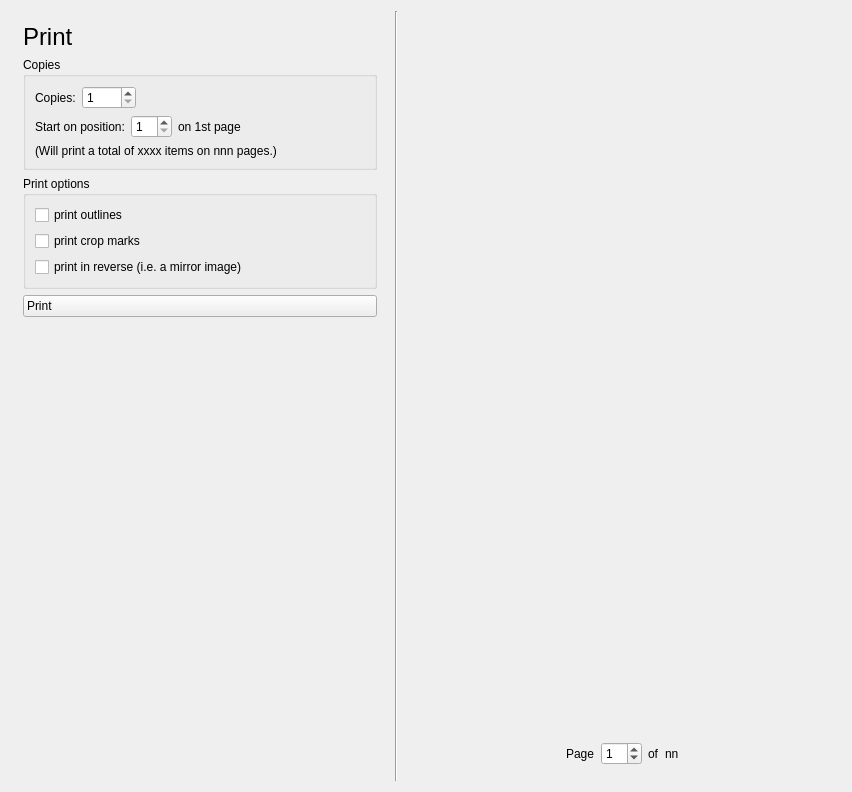
This is glabels/ui/PrintView.ui in jimevins/glabels-qt as Qt 5 draws it before an edit. The edited form follows.
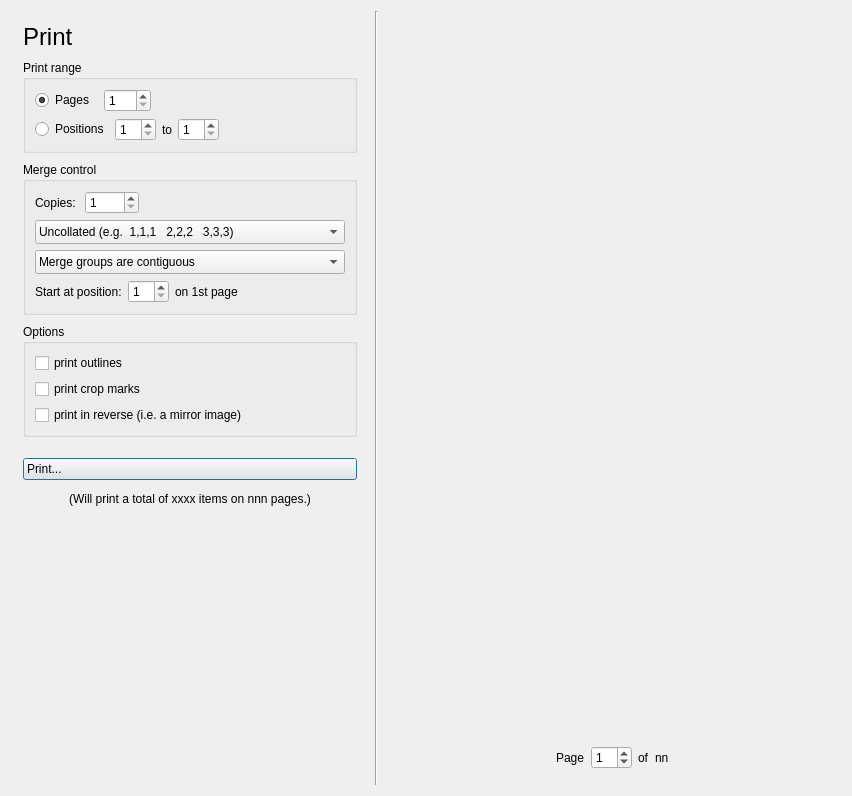
This is the edited form. Icons and pictures are not drawn. Custom widgets are drawn as their Qt base class.

Patch:
```diff
--- a/glabels/ui/PrintView.ui
+++ b/glabels/ui/PrintView.ui
@@ -7,7 +7,7 @@
     <x>0</x>
     <y>0</y>
     <width>852</width>
-    <height>792</height>
+    <height>796</height>
    </rect>
   </property>
   <property name="sizePolicy">
@@ -22,6 +22,9 @@
   <layout class="QHBoxLayout" name="horizontalLayout" stretch="0,0,1">
    <item>
     <layout class="QVBoxLayout" name="verticalLayout_2">
+     <property name="spacing">
+      <number>9</number>
+     </property>
      <property name="sizeConstraint">
       <enum>QLayout::SetDefaultConstraint</enum>
      </property>
@@ -71,22 +74,25 @@
         </size>
        </property>
        <property name="title">
-        <string>Copies</string>
+        <string>Print range</string>
        </property>
        <layout class="QVBoxLayout" name="verticalLayout_4">
         <item>
          <layout class="QHBoxLayout" name="horizontalLayout_5">
+          <property name="spacing">
+           <number>9</number>
+          </property>
           <item>
-           <widget class="QLabel" name="label_4">
-            <property name="sizePolicy">
-             <sizepolicy hsizetype="Minimum" vsizetype="Preferred">
-              <horstretch>0</horstretch>
-              <verstretch>0</verstretch>
-             </sizepolicy>
-            </property>
+           <widget class="QRadioButton" name="printRangePagesRadio">
             <property name="text">
-             <string>Copies:</string>
+             <string>Pages</string>
             </property>
+            <property name="checked">
+             <bool>true</bool>
+            </property>
+            <attribute name="buttonGroup">
+             <string notr="true">buttonGroup</string>
+            </attribute>
            </widget>
           </item>
           <item>
@@ -101,7 +107,7 @@
              <number>1</number>
             </property>
             <property name="maximum">
-             <number>9999</number>
+             <number>250</number>
             </property>
            </widget>
           </item>
@@ -121,6 +127,75 @@
          </layout>
         </item>
         <item>
+         <layout class="QHBoxLayout" name="horizontalLayout_3">
+          <item>
+           <widget class="QRadioButton" name="printRangePositionsRadio">
+            <property name="text">
+             <string>Positions</string>
+            </property>
+            <attribute name="buttonGroup">
+             <string notr="true">buttonGroup</string>
+            </attribute>
+           </widget>
+          </item>
+          <item>
+           <widget class="QSpinBox" name="printRangeStartPositionSpin">
+            <property name="sizePolicy">
+             <sizepolicy hsizetype="Preferred" vsizetype="Fixed">
+              <horstretch>0</horstretch>
+              <verstretch>0</verstretch>
+             </sizepolicy>
+            </property>
+            <property name="minimum">
+             <number>1</number>
+            </property>
+           </widget>
+          </item>
+          <item>
+           <widget class="QLabel" name="label_4">
+            <property name="text">
+             <string>to</string>
+            </property>
+           </widget>
+          </item>
+          <item>
+           <widget class="QSpinBox" name="printRangeLastPositionSpin">
+            <property name="sizePolicy">
+             <sizepolicy hsizetype="Preferred" vsizetype="Fixed">
+              <horstretch>0</horstretch>
+              <verstretch>0</verstretch>
+             </sizepolicy>
+            </property>
+            <property name="minimum">
+             <number>1</number>
+            </property>
+           </widget>
+          </item>
+          <item>
+           <spacer name="horizontalSpacer_6">
+            <property name="orientation">
+             <enum>Qt::Horizontal</enum>
+            </property>
+            <property name="sizeHint" stdset="0">
+             <size>
+              <width>40</width>
+              <height>20</height>
+             </size>
+            </property>
+           </spacer>
+          </item>
+         </layout>
+        </item>
+       </layout>
+      </widget>
+     </item>
+     <item>
+      <widget class="QGroupBox" name="mergeBox">
+       <property name="title">
+        <string>Merge control</string>
+       </property>
+       <layout class="QGridLayout" name="gridLayout">
+        <item row="13" column="0">
          <layout class="QHBoxLayout" name="horizontalLayout_4">
           <item>
            <widget class="QLabel" name="label_2">
@@ -131,7 +206,7 @@
              </sizepolicy>
             </property>
             <property name="text">
-             <string>Start on position:</string>
+             <string>Start at position:</string>
             </property>
            </widget>
           </item>
@@ -176,29 +251,105 @@
           </item>
          </layout>
         </item>
-        <item>
-         <layout class="QHBoxLayout" name="horizontalLayout_7">
+        <item row="0" column="0">
+         <layout class="QHBoxLayout" name="horizontalLayout_2">
+          <property name="spacing">
+           <number>9</number>
+          </property>
           <item>
-           <widget class="QLabel" name="copiesDescriptionLabel">
-            <property name="sizePolicy">
-             <sizepolicy hsizetype="MinimumExpanding" vsizetype="Preferred">
-              <horstretch>0</horstretch>
-              <verstretch>0</verstretch>
-             </sizepolicy>
+           <widget class="QLabel" name="label">
+            <property name="text">
+             <string>Copies:</string>
             </property>
-            <property name="minimumSize">
+           </widget>
+          </item>
+          <item>
+           <widget class="QSpinBox" name="mergeCopiesSpin">
+            <property name="minimum">
+             <number>1</number>
+            </property>
+            <property name="maximum">
+             <number>9999</number>
+            </property>
+           </widget>
+          </item>
+          <item>
+           <spacer name="horizontalSpacer_3">
+            <property name="orientation">
+             <enum>Qt::Horizontal</enum>
+            </property>
+            <property name="sizeHint" stdset="0">
              <size>
-              <width>330</width>
-              <height>0</height>
+              <width>40</width>
+              <height>20</height>
              </size>
             </property>
-            <property name="text">
-             <string notr="true">(Will print a total of xxxx items on nnn pages.)        </string>
-            </property>
-           </widget>
+           </spacer>
           </item>
          </layout>
         </item>
+        <item row="1" column="0">
+         <widget class="QComboBox" name="mergeCollateCombo">
+          <property name="styleSheet">
+           <string notr="true">text-align:left; padding:3px;</string>
+          </property>
+          <property name="iconSize">
+           <size>
+            <width>32</width>
+            <height>32</height>
+           </size>
+          </property>
+          <item>
+           <property name="text">
+            <string>Uncollated (e.g.  1,1,1   2,2,2   3,3,3)</string>
+           </property>
+           <property name="icon">
+            <iconset resource="../icons.qrc">
+             <normaloff>:/icons/flat/32x32/glabels-uncollated.svg</normaloff>:/icons/flat/32x32/glabels-uncollated.svg</iconset>
+           </property>
+          </item>
+          <item>
+           <property name="text">
+            <string>Collated   (e.g.  1,2,3   1,2,3   1,2,3)</string>
+           </property>
+           <property name="icon">
+            <iconset resource="../icons.qrc">
+             <normaloff>:/icons/flat/32x32/glabels-collated.svg</normaloff>:/icons/flat/32x32/glabels-collated.svg</iconset>
+           </property>
+          </item>
+         </widget>
+        </item>
+        <item row="2" column="0">
+         <widget class="QComboBox" name="mergeGroupCombo">
+          <property name="styleSheet">
+           <string notr="true">text-align:left; padding:3px;</string>
+          </property>
+          <property name="iconSize">
+           <size>
+            <width>32</width>
+            <height>32</height>
+           </size>
+          </property>
+          <item>
+           <property name="text">
+            <string>Merge groups are contiguous</string>
+           </property>
+           <property name="icon">
+            <iconset resource="../icons.qrc">
+             <normaloff>:/icons/flat/32x32/glabels-merge-group-contiguous.svg</normaloff>:/icons/flat/32x32/glabels-merge-group-contiguous.svg</iconset>
+           </property>
+          </item>
+          <item>
+           <property name="text">
+            <string>Merge groups start on a new page</string>
+           </property>
+           <property name="icon">
+            <iconset resource="../icons.qrc">
+             <normaloff>:/icons/flat/32x32/glabels-merge-group-page.svg</normaloff>:/icons/flat/32x32/glabels-merge-group-page.svg</iconset>
+           </property>
+          </item>
+         </widget>
+        </item>
        </layout>
       </widget>
      </item>
@@ -223,7 +374,7 @@
         </size>
        </property>
        <property name="title">
-        <string>Print options</string>
+        <string>Options</string>
        </property>
        <layout class="QGridLayout" name="gridLayout_4">
         <item row="0" column="0">
@@ -254,6 +405,22 @@
        </layout>
       </widget>
      </item>
+     <item>
+      <spacer name="verticalSpacer_2">
+       <property name="orientation">
+        <enum>Qt::Vertical</enum>
+       </property>
+       <property name="sizeType">
+        <enum>QSizePolicy::Fixed</enum>
+       </property>
+       <property name="sizeHint" stdset="0">
+        <size>
+         <width>20</width>
+         <height>12</height>
+        </size>
+       </property>
+      </spacer>
+     </item>
      <item>
       <widget class="QPushButton" name="printButton">
        <property name="sizePolicy">
@@ -266,7 +433,7 @@
         <string notr="true">text-align:left; padding:3px;</string>
        </property>
        <property name="text">
-        <string>Print</string>
+        <string>Print...</string>
        </property>
        <property name="icon">
         <iconset resource="../icons.qrc">
@@ -278,8 +445,63 @@
          <height>32</height>
         </size>
        </property>
+       <property name="default">
+        <bool>true</bool>
+       </property>
       </widget>
      </item>
+     <item>
+      <layout class="QHBoxLayout" name="horizontalLayout_7">
+       <item>
+        <spacer name="horizontalSpacer_4">
+         <property name="orientation">
+          <enum>Qt::Horizontal</enum>
+         </property>
+         <property name="sizeHint" stdset="0">
+          <size>
+           <width>2</width>
+           <height>20</height>
+          </size>
+         </property>
+        </spacer>
+       </item>
+       <item>
+        <widget class="QLabel" name="printDescriptionLabel">
+         <property name="sizePolicy">
+          <sizepolicy hsizetype="MinimumExpanding" vsizetype="Preferred">
+           <horstretch>0</horstretch>
+           <verstretch>0</verstretch>
+          </sizepolicy>
+         </property>
+         <property name="minimumSize">
+          <size>
+           <width>330</width>
+           <height>0</height>
+          </size>
+         </property>
+         <property name="text">
+          <string notr="true">&lt;html&gt;&lt;head/&gt;&lt;body&gt;&lt;p&gt;(Will print a total of xxxx items on nnn pages.)&lt;/p&gt;&lt;/body&gt;&lt;/html&gt;</string>
+         </property>
+         <property name="alignment">
+          <set>Qt::AlignCenter</set>
+         </property>
+        </widget>
+       </item>
+       <item>
+        <spacer name="horizontalSpacer_5">
+         <property name="orientation">
+          <enum>Qt::Horizontal</enum>
+         </property>
+         <property name="sizeHint" stdset="0">
+          <size>
+           <width>2</width>
+           <height>20</height>
+          </size>
+         </property>
+        </spacer>
+       </item>
+      </layout>
+     </item>
      <item>
       <spacer name="verticalSpacer">
        <property name="orientation">
```
Left out of the diff: 137 changed lines with no effect on the pictures.
